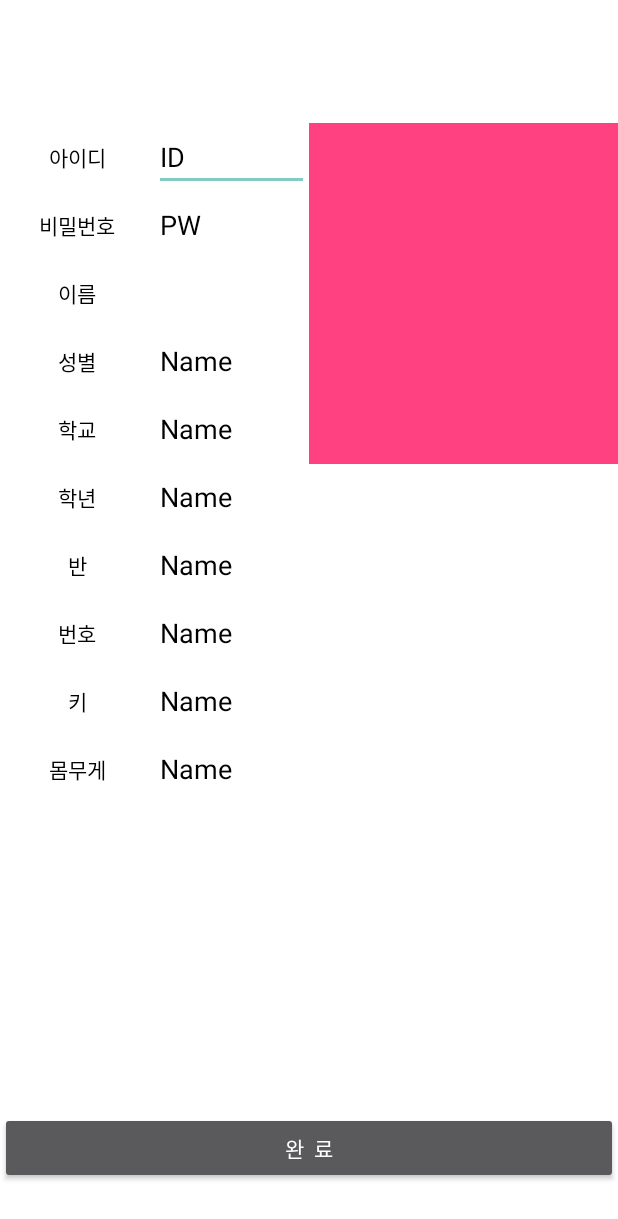
After one commit to Mellbrown/MVP_project, an Android app: the layout act2__register.xml on its own in the app's theme, with its tools: preview values and no code run, on a phone screen of 412 x 824 dp. The commit adds this screen. Shown: the top 1219 px of the screen. Run offline under Robolectric (Android 15) with nearby library versions, the phone set to English and light mode, and no system bars.

Commit message:
1. act2 제작

```diff
--- a/app/src/main/AndroidManifest.xml
+++ b/app/src/main/AndroidManifest.xml
@@ -17,7 +17,8 @@
                 <category android:name="android.intent.category.LAUNCHER" />
             </intent-filter>
         </activity>
-        <activity android:name=".activity.ACT1_Splash"></activity>
+        <activity android:name=".activity.ACT1_Splash" />
+        <activity android:name=".activity.ACT2_Register"></activity>
     </application>
 
 </manifest>
--- /dev/null
+++ b/app/src/main/java/com/techwork/kjc/mvp_project/activity/ACT2_Register.java
@@ -0,0 +1,138 @@
+package com.techwork.kjc.mvp_project.activity;
+
+import android.content.CursorLoader;
+import android.content.Intent;
+import android.database.Cursor;
+import android.graphics.Bitmap;
+import android.net.Uri;
+import android.os.Parcelable;
+import android.provider.MediaStore;
+import android.support.v7.app.AppCompatActivity;
+import android.os.Bundle;
+import android.view.View;
+import android.widget.Button;
+import android.widget.EditText;
+import android.widget.ImageView;
+
+import com.techwork.kjc.mvp_project.R;
+import com.techwork.kjc.mvp_project.bean.UserInfoBean;
+
+import java.io.File;
+import java.io.Serializable;
+import java.util.List;
+
+public class ACT2_Register extends AppCompatActivity {
+
+    public static final String REQUEST_LISTNER = "request_listener";
+    private static final int GALLERY_CODE = 10;
+    public static final int REQ_CODE = 11111;
+    private String imagePath;
+    private EditText act2_id;
+    private EditText act2_pw;
+    private EditText act2_name;
+    private EditText act2_sex;
+    private EditText act2_school;
+    private EditText act2_grade;
+    private EditText act2_cls;
+    private EditText act2_num;
+    private EditText act2_tall;
+    private EditText act2_weight;
+    private ImageView act2_image;
+    private Button act2_Rbtn;
+    RequestListener requestListener;
+
+    @Override
+    protected void onCreate(Bundle savedInstanceState) {
+
+
+        super.onCreate(savedInstanceState);
+        setContentView(R.layout.act2__register);
+
+        act2_id = (EditText) findViewById(R.id.act2_id);
+        act2_pw = (EditText) findViewById(R.id.act2_pw);
+        act2_name = (EditText) findViewById(R.id.act2_name);
+        act2_sex = (EditText) findViewById(R.id.act2_sex);
+        act2_school = (EditText) findViewById(R.id.act2_school);
+        act2_grade = (EditText) findViewById(R.id.act2_grade);
+        act2_cls = (EditText) findViewById(R.id.act2_cls);
+        act2_num = (EditText) findViewById(R.id.act2_num);
+        act2_tall = (EditText) findViewById(R.id.act2_tall);
+        act2_weight = (EditText) findViewById(R.id.act2_weight);
+        act2_image = findViewById(R.id.act2_image);
+        act2_Rbtn = findViewById(R.id.act2_Rbtn);
+
+        requestListener = getIntent().getParcelableExtra(REQUEST_LISTNER);
+
+        act2_image.setOnClickListener(new View.OnClickListener() {
+            @Override
+            public void onClick(View view) {
+                Intent intent = new Intent(Intent.ACTION_PICK);
+                intent.setType(MediaStore.Images.Media.CONTENT_TYPE);
+                startActivityForResult(intent, GALLERY_CODE);
+            }
+        });
+        act2_Rbtn.setOnClickListener(new View.OnClickListener() {
+            @Override
+            public void onClick(View view) {
+
+                requestListener.requestSignup(act2_id.getText().toString()
+                        , act2_pw.getText().toString()
+                        , act2_name.getText().toString()
+                        , act2_sex.getText().toString()
+                        , act2_school.getText().toString()
+                        , act2_grade.getText().toString()
+                        , act2_cls.getText().toString()
+                        , act2_num.getText().toString()
+                        , act2_tall.getText().toString()
+                        , act2_weight.getText().toString());
+
+                requestListener.getimagePath(imagePath);
+            }
+        });
+
+        requestListener.getInstance(this);
+    }
+    public interface RequestListener extends Parcelable {
+        void getInstance(ACT2_Register instance);
+        void requestSignup(String act2_id
+                , String act2_pw
+                , String act2_name
+                , String act2_sex
+                , String act2_school
+                , String act2_grade
+                , String act2_cls
+                , String act2_num
+                , String act2_tall
+                , String act2_weight);
+        void getimagePath(String imagePath);
+
+    }
+    public String getPath(Uri uri){
+        String [] proj = {MediaStore.Images.Media.DATA};
+        CursorLoader cursorLoader = new CursorLoader(this,uri,proj,null,null,null);
+        Cursor cursor = cursorLoader.loadInBackground();
+        int index = cursor.getColumnIndexOrThrow(MediaStore.Images.Media.DATA);
+        cursor.moveToFirst();
+        return cursor.getString(index);
+    }
+
+
+    protected void onActivityResult(int requestCode, int resultCode, Intent data) {
+        if(requestCode == GALLERY_CODE){
+
+            imagePath = getPath(data.getData());
+            File f = new File(imagePath);
+            act2_image.setImageURI(Uri.fromFile(f));
+
+            super.onActivityResult(requestCode, resultCode, data);
+            if(requestCode == REQ_CODE){
+
+                if(requestCode == RESULT_OK){
+                    String name = data.getExtras().getString("name");
+
+                }
+            }
+        }
+    }
+
+}
--- a/app/src/main/java/com/techwork/kjc/mvp_project/controller/TestController.java
+++ b/app/src/main/java/com/techwork/kjc/mvp_project/controller/TestController.java
@@ -1,12 +1,45 @@
 package com.techwork.kjc.mvp_project.controller;
 
+import android.content.Intent;
+import android.os.Parcel;
 import android.support.v7.app.AppCompatActivity;
 import android.os.Bundle;
+
+import com.techwork.kjc.mvp_project.activity.ACT2_Register;
 
 public class TestController extends AppCompatActivity {
 
     @Override
     protected void onCreate(Bundle savedInstanceState) {
         super.onCreate(savedInstanceState);
+
+        Intent intent = new Intent(this, ACT2_Register.class);
+        intent.putExtra(ACT2_Register.REQUEST_LISTNER, new ACT2_Register.RequestListener() {
+            @Override
+            public void getInstance(ACT2_Register instance) {
+
+            }
+
+            @Override
+            public void requestSignup(String act2_id, String act2_pw, String act2_name, String act2_sex, String act2_school, String act2_grade, String act2_cls, String act2_num, String act2_tall, String act2_weight) {
+
+            }
+
+            @Override
+            public void getimagePath(String imagePath) {
+
+            }
+
+            @Override
+            public int describeContents() {
+                return 0;
+            }
+
+            @Override
+            public void writeToParcel(Parcel parcel, int i) {
+
+            }
+        });
+        startActivity(intent);
     }
 }
--- a/app/src/main/java/com/techwork/kjc/mvp_project/model/ProfileModel.java
+++ b/app/src/main/java/com/techwork/kjc/mvp_project/model/ProfileModel.java
@@ -49,18 +49,7 @@ public class ProfileModel {
         String uid = FirebaseAuth.getInstance().getCurrentUser().getUid();
         String email = FirebaseAuth.getInstance().getCurrentUser().getEmail();
         UserInfoBean userInfoBean = new UserInfoBean();
-        userInfoBean.
-        FirebaseDatabase.getInstance().getReference(userinfoPATH+"/"+uid).runTransaction(new Transaction.Handler() {
-            @Override
-            public Transaction.Result doTransaction(MutableData mutableData) {
-                return null;
-            }
 
-            @Override
-            public void onComplete(DatabaseError databaseError, boolean b, DataSnapshot dataSnapshot) {
-
-            }
-        });
     }
     interface UpdateProfileListener{void updateComplete(); void updateFail(); }
 }
--- a/app/src/main/res/layout/act1_splash.xml
+++ b/app/src/main/res/layout/act1_splash.xml
@@ -21,7 +21,7 @@
         app:layout_constraintVertical_bias="0.39">
 
         <ImageView
-            android:id="@+id/imageView"
+            android:id="@+id/act2_image"
             android:layout_width="100dp"
             android:layout_height="80dp"
             android:layout_marginBottom="8dp"
@@ -57,7 +57,7 @@
             android:layout_marginStart="8dp"
             android:layout_marginTop="8dp"
             app:layout_constraintBottom_toBottomOf="parent"
-            app:layout_constraintEnd_toStartOf="@+id/imageView"
+            app:layout_constraintEnd_toStartOf="@+id/act2_image"
             app:layout_constraintStart_toStartOf="parent"
             app:layout_constraintTop_toBottomOf="@+id/imageView2"
             app:srcCompat="@color/colorAccent" />
@@ -70,7 +70,7 @@
             android:layout_marginEnd="8dp"
             android:layout_marginStart="8dp"
             android:layout_marginTop="8dp"
-            app:layout_constraintBottom_toTopOf="@+id/imageView"
+            app:layout_constraintBottom_toTopOf="@+id/act2_image"
             app:layout_constraintEnd_toEndOf="parent"
             app:layout_constraintStart_toEndOf="@+id/imageView2"
             app:layout_constraintTop_toTopOf="parent"
--- /dev/null
+++ b/app/src/main/res/layout/act2__register.xml
@@ -0,0 +1,291 @@
+<?xml version="1.0" encoding="utf-8"?>
+<LinearLayout xmlns:android="http://schemas.android.com/apk/res/android"
+    xmlns:app="http://schemas.android.com/apk/res-auto"
+    xmlns:tools="http://schemas.android.com/tools"
+    android:layout_width="match_parent"
+    android:layout_height="match_parent"
+    tools:context=".activity.ACT2_Register"
+    android:orientation="vertical"
+    android:weightSum="1"
+    android:background="@color/cardview_light_background"
+    >
+
+    <LinearLayout
+      android:layout_width="match_parent"
+      android:orientation="vertical"
+      android:layout_height="0dp"
+      android:layout_weight="0.1">
+
+    </LinearLayout>
+
+    <LinearLayout
+        android:layout_width="match_parent"
+        android:orientation="horizontal"
+        android:layout_height="0dp"
+        android:layout_weight="0.8"
+        android:weightSum="1">
+            <LinearLayout
+                android:layout_width="0dp"
+                android:layout_height="match_parent"
+                android:layout_weight="0.5"
+                android:weightSum="1"
+                android:orientation="horizontal">
+                    <LinearLayout
+                        android:layout_width="0dp"
+                        android:layout_height="match_parent"
+                        android:orientation="vertical"
+                        android:layout_weight="0.5">
+                        <LinearLayout
+                            android:layout_width="match_parent"
+                            android:layout_height="45dp"
+                            android:gravity="center_horizontal"
+                            >
+                            <TextView
+                                android:layout_width="match_parent"
+                                android:layout_height="match_parent"
+                                android:textColor="#000000"
+                                android:text="아이디"
+                                android:gravity="center"
+                                />
+                        </LinearLayout>
+                        <LinearLayout
+                            android:layout_width="match_parent"
+                            android:layout_height="45dp"
+                            android:gravity="center_horizontal"
+                            >
+                            <TextView
+                                android:layout_width="match_parent"
+                                android:layout_height="45dp"
+                                android:textColor="#000000"
+                                android:gravity="center"
+                                android:text="비밀번호" />
+                        </LinearLayout>
+                        <LinearLayout
+                            android:layout_width="match_parent"
+                            android:layout_height="45dp"
+                            android:gravity="center_horizontal"
+                            >
+                            <TextView
+                                android:layout_width="match_parent"
+                                android:layout_height="45dp"
+                                android:textColor="#000000"
+                                android:gravity="center"
+                                android:text="이름" />
+                        </LinearLayout>
+
+                        <LinearLayout
+                            android:layout_width="match_parent"
+                            android:layout_height="45dp"
+                            android:gravity="center_horizontal"
+                            >
+                            <TextView
+                                android:layout_width="match_parent"
+                                android:layout_height="45dp"
+                                android:textColor="#000000"
+                                android:gravity="center"
+                                android:text="성별" />
+                        </LinearLayout>
+
+                        <LinearLayout
+                            android:layout_width="match_parent"
+                            android:layout_height="45dp"
+                            android:gravity="center_horizontal"
+                            >
+                            <TextView
+                                android:layout_width="match_parent"
+                                android:layout_height="45dp"
+                                android:textColor="#000000"
+                                android:gravity="center"
+                                android:text="학교" />
+                        </LinearLayout>
+
+                        <LinearLayout
+                            android:layout_width="match_parent"
+                            android:layout_height="45dp"
+                            android:gravity="center_horizontal"
+                            >
+                            <TextView
+                                android:layout_width="match_parent"
+                                android:layout_height="45dp"
+                                android:textColor="#000000"
+                                android:gravity="center"
+                                android:text="학년" />
+                        </LinearLayout>
+
+                        <LinearLayout
+                            android:layout_width="match_parent"
+                            android:layout_height="45dp"
+                            android:gravity="center_horizontal"
+                            >
+                            <TextView
+                                android:layout_width="match_parent"
+                                android:layout_height="45dp"
+                                android:textColor="#000000"
+                                android:gravity="center"
+                                android:text="반" />
+                        </LinearLayout>
+
+                        <LinearLayout
+                            android:layout_width="match_parent"
+                            android:layout_height="45dp"
+                            android:gravity="center_horizontal"
+                            >
+                            <TextView
+                                android:layout_width="match_parent"
+                                android:layout_height="45dp"
+                                android:textColor="#000000"
+                                android:gravity="center"
+                                android:text="번호" />
+                        </LinearLayout>
+
+                        <LinearLayout
+                            android:layout_width="match_parent"
+                            android:layout_height="45dp"
+                            android:gravity="center_horizontal"
+                            >
+                            <TextView
+                                android:layout_width="match_parent"
+                                android:layout_height="45dp"
+                                android:textColor="#000000"
+                                android:gravity="center"
+                                android:text="키" />
+                        </LinearLayout>
+
+                        <LinearLayout
+                            android:layout_width="match_parent"
+                            android:layout_height="45dp"
+                            android:gravity="center_horizontal"
+                            >
+                            <TextView
+                                android:layout_width="match_parent"
+                                android:layout_height="45dp"
+                                android:textColor="#000000"
+                                android:gravity="center"
+                                android:text="몸무게" />
+                        </LinearLayout>
+                    </LinearLayout>
+
+                    <LinearLayout
+                    android:layout_width="0dp"
+                    android:layout_height="match_parent"
+                    android:orientation="vertical"
+                    android:layout_weight="0.5">
+
+                        <EditText
+                            android:id="@+id/act2_id"
+                            android:layout_width="match_parent"
+                            android:layout_height="45dp"
+                            android:ems="10"
+                            android:inputType="textPersonName"
+                            android:text="ID"
+                            android:textColor="@android:color/black" />
+
+                        <EditText
+                            android:id="@+id/act2_pw"
+                            android:layout_width="match_parent"
+                            android:layout_height="45dp"
+                            android:ems="10"
+                            android:inputType="textPersonName"
+                            android:text="PW"
+                            android:textColor="@android:color/black" />
+
+                        <EditText
+                            android:id="@+id/act2_name"
+                            android:layout_width="match_parent"
+                            android:layout_height="45dp"
+                            android:ems="10"
+                            android:inputType="textPersonName"
+                            android:textColor="@android:color/black" />
+
+                        <EditText
+                            android:id="@+id/act2_sex"
+                            android:layout_width="match_parent"
+                            android:layout_height="45dp"
+                            android:ems="10"
+                            android:inputType="textPersonName"
+                            android:text="Name"
+                            android:textColor="@android:color/black" />
+
+                        <EditText
+                            android:id="@+id/act2_school"
+                            android:layout_width="match_parent"
+                            android:layout_height="45dp"
+                            android:ems="10"
+                            android:inputType="textPersonName"
+                            android:text="Name"
+                            android:textColor="@android:color/black" />
+
+                        <EditText
+                            android:id="@+id/act2_grade"
+                            android:layout_width="match_parent"
+                            android:layout_height="45dp"
+                            android:ems="10"
+                            android:inputType="textPersonName"
+                            android:text="Name"
+                            android:textColor="@android:color/black" />
+
+                        <EditText
+                            android:id="@+id/act2_cls"
+                            android:layout_width="match_parent"
+                            android:layout_height="45dp"
+                            android:ems="10"
+                            android:inputType="textPersonName"
+                            android:text="Name"
+                            android:textColor="@android:color/black" />
+
+                        <EditText
+                            android:id="@+id/act2_num"
+                            android:layout_width="match_parent"
+                            android:layout_height="45dp"
+                            android:ems="10"
+                            android:inputType="textPersonName"
+                            android:text="Name"
+                            android:textColor="@android:color/black" />
+
+                        <EditText
+                            android:id="@+id/act2_tall"
+                            android:layout_width="match_parent"
+                            android:layout_height="45dp"
+                            android:ems="10"
+                            android:inputType="textPersonName"
+                            android:text="Name"
+                            android:textColor="@android:color/black" />
+
+                        <EditText
+                            android:id="@+id/act2_weight"
+                            android:layout_width="match_parent"
+                            android:layout_height="45dp"
+                            android:ems="10"
+                            android:inputType="textPersonName"
+                            android:text="Name"
+                            android:textColor="@android:color/black" />
+                    </LinearLayout>
+            </LinearLayout>
+
+             <LinearLayout
+                android:layout_width="0dp"
+                android:layout_height="match_parent"
+                android:layout_weight="0.5"
+                android:orientation="vertical">
+
+                 <ImageView
+                     android:id="@+id/act2_image"
+                     android:layout_width="match_parent"
+                     android:layout_height="227dp"
+                     app:srcCompat="@color/colorAccent" />
+             </LinearLayout>
+
+              </LinearLayout>
+
+    <LinearLayout
+        android:layout_width="match_parent"
+        android:layout_height="0dp"
+        android:layout_weight="0.1">
+        <Button
+            android:id="@+id/act2_Rbtn"
+            android:layout_width="match_parent"
+            android:layout_height="wrap_content"
+            android:text="완  료" />
+    </LinearLayout>
+
+</LinearLayout>
```
Also changed, not shown: app/build.gradle (line endings or trailing spaces).
